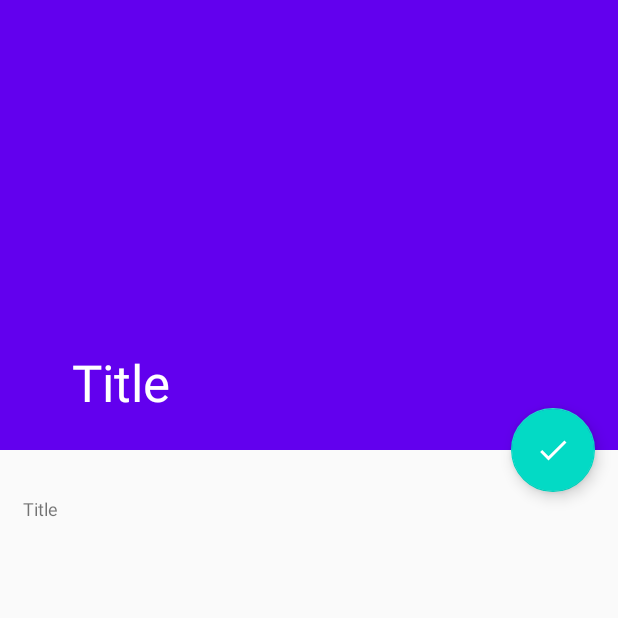
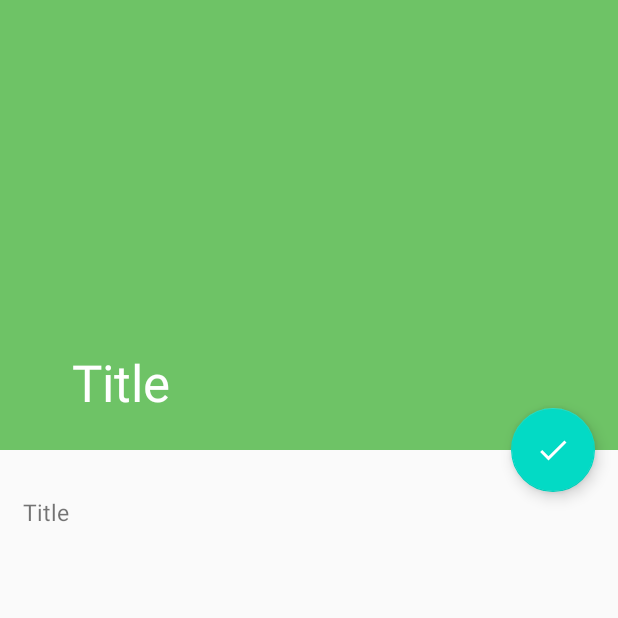
Before and after one commit to hendroprwk08/Android_Java_TheMealDB, an Android app: the DetailActivity screen opened directly, with no data from a screen before it, on a phone screen of 412 x 824 dp, the top half of it. Run offline under Robolectric (Android 15) with nearby library versions, the phone set to English and light mode, and no system bars; our stand-ins replace Volley; network calls fail; pictures from the network do not load.

Commit message:
final dec 2024

```diff
--- a/app/build.gradle
+++ b/app/build.gradle
@@ -32,6 +32,6 @@ dependencies {
     androidTestImplementation 'androidx.test.espresso:espresso-core:3.3.0'
 
     implementation 'com.google.android.material:material:1.0.0' //material
-    implementation 'com.android.volley:volley:1.1.1' //volley
+    implementation 'com.android.volley:volley:1.2.1' //volley
     implementation 'com.github.bumptech.glide:glide:4.10.0' //glide
 }
--- a/app/src/main/java/com/hendro/android_java_themealdb/MainActivity.java
+++ b/app/src/main/java/com/hendro/android_java_themealdb/MainActivity.java
@@ -5,6 +5,8 @@ import androidx.annotation.Nullable;
 import androidx.appcompat.app.AppCompatActivity;
 import androidx.fragment.app.Fragment;
 
+import android.content.res.ColorStateList;
+import android.graphics.Color;
 import android.os.Bundle;
 import android.view.LayoutInflater;
 import android.view.MenuItem;
@@ -28,6 +30,7 @@ public class MainActivity extends AppCompatActivity implements BottomNavigationV
 
         // beri listener pada saat item/menu bottomnavigation terpilih
         bottomNavigationView.setOnNavigationItemSelectedListener(this);
+        bottomNavigationView.setItemIconTintList(ColorStateList.valueOf(Color.parseColor("#fafafa")));
     }
 
     private boolean loadFragment(Fragment fragment) {
--- a/app/src/main/res/layout/activity_detail.xml
+++ b/app/src/main/res/layout/activity_detail.xml
@@ -49,7 +49,7 @@
         <TextView
             android:layout_width="match_parent"
             android:layout_height="wrap_content"
-            android:textSize="12sp"
+            android:textSize="15sp"
             android:lineSpacingExtra="8dp"
             android:id="@+id/detail_tv_instruction"
             android:text="Title"
@@ -65,6 +65,7 @@
         android:src="@drawable/ic_baseline_check_24"
         app:layout_anchor="@id/appBar"
         app:layout_anchorGravity="bottom|end" />
+
 </androidx.coordinatorlayout.widget.CoordinatorLayout>
 
 <!--<LinearLayout
--- a/app/src/main/res/values/colors.xml
+++ b/app/src/main/res/values/colors.xml
@@ -1,7 +1,7 @@
 <?xml version="1.0" encoding="utf-8"?>
 <resources>
-    <color name="colorPrimary">#6200EE</color>
-    <color name="colorPrimaryDark">#3700B3</color>
+    <color name="colorPrimary">#6EC366</color>
+    <color name="colorPrimaryDark">#6EC366</color>
     <color name="colorAccent">#03DAC5</color>
 
     <color name="colorNavigationIcon">#dae9f6</color>
```
Also changed, not shown: 4 other files.
